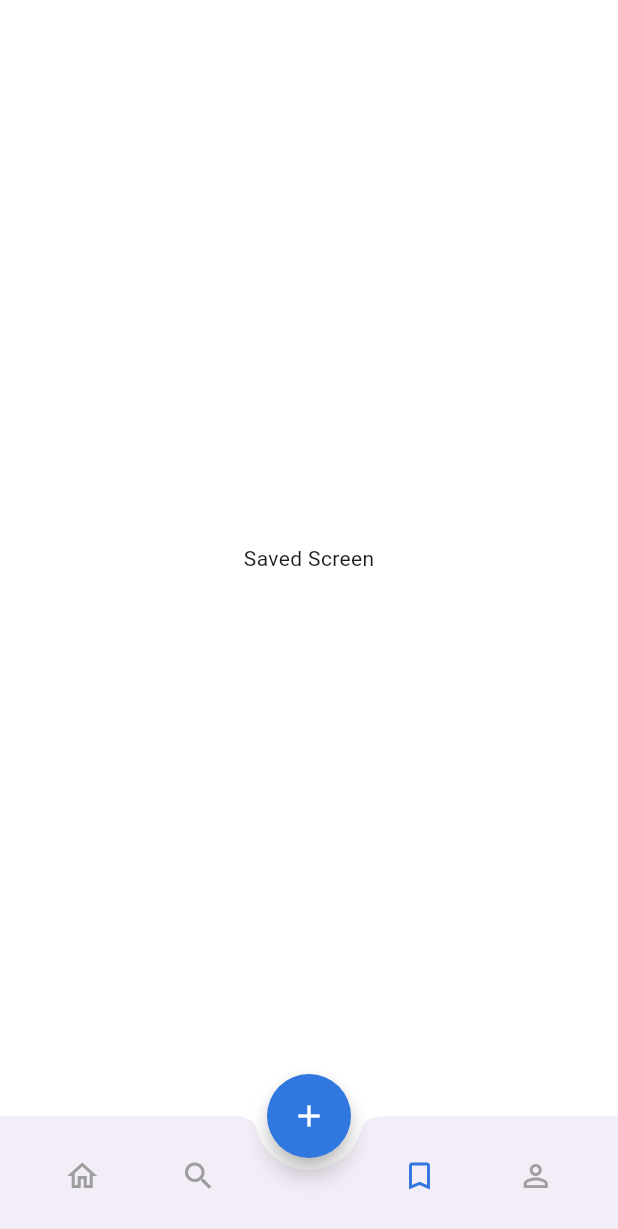
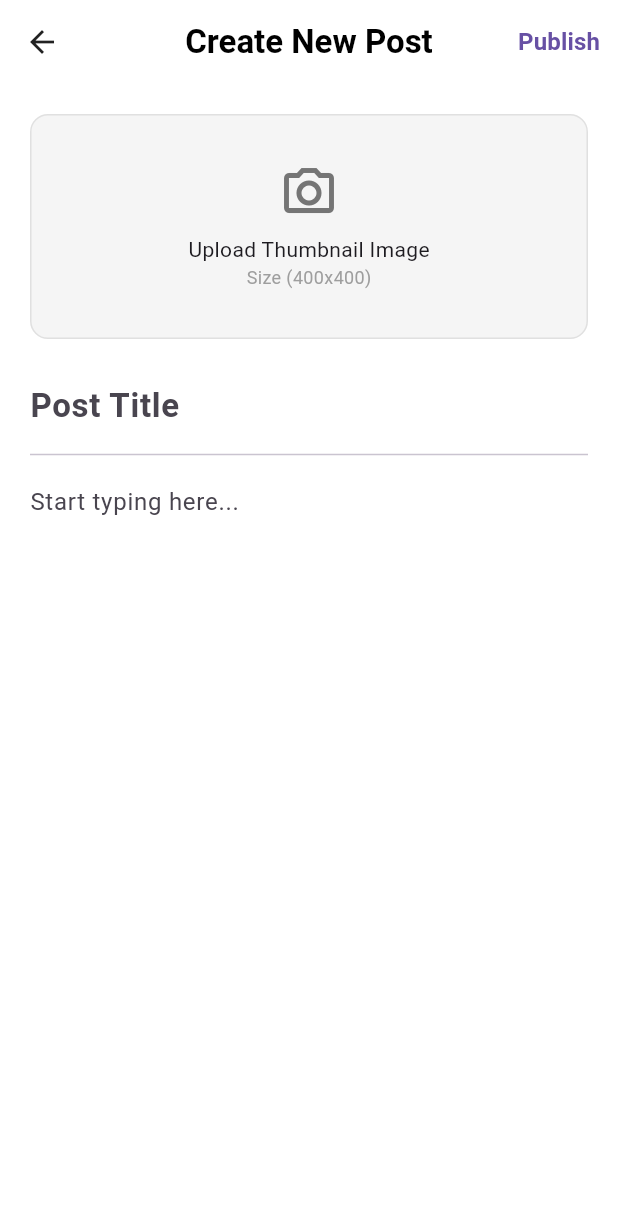
Before and after one commit to yyubin/agora, a Flutter app: the MainScreen screen opened directly, item 3 of the bottom bar chosen, after a tap on the "add" icon, on a phone screen of 412 x 824 dp. Shown: the top 1229 px of the screen. Run offline on Flutter 3.47's test engine with Material 3 defaults, Android fonts, the phone set to English and light mode, and no system bars; our stand-ins replace icons_plus, shared_preferences; accounts and stored records are empty.

Commit message:
feat: add settings screens

```diff
--- /dev/null
+++ b/lib/features/blog/screens/create_blog_post.dart
@@ -0,0 +1,95 @@
+import 'package:flutter/material.dart';
+
+class CreatePostScreen extends StatefulWidget {
+  const CreatePostScreen({super.key});
+
+  @override
+  State<CreatePostScreen> createState() => _CreatePostScreenState();
+}
+
+class _CreatePostScreenState extends State<CreatePostScreen> {
+  final _titleController = TextEditingController();
+  final _contentController = TextEditingController();
+
+  @override
+  void dispose() {
+    _titleController.dispose();
+    _contentController.dispose();
+    super.dispose();
+  }
+
+  @override
+  Widget build(BuildContext context) {
+    return Scaffold(
+      appBar: AppBar(
+        title: const Text('Create New Post', style: TextStyle(color: Colors.black, fontWeight: FontWeight.w700)),
+        centerTitle: true,
+        leading: BackButton(color: Colors.black87),
+        backgroundColor: Colors.white,
+        elevation: 0,
+        actions: [
+          TextButton(
+            onPressed: () {
+              // TODO: 게시글 발행 로직 구현
+              Navigator.pop(context); // 발행 후 화면 닫기
+            },
+            child: const Text('Publish', style: TextStyle(fontSize: 16, fontWeight: FontWeight.w600)),
+          ),
+        ],
+      ),
+      body: SingleChildScrollView(
+        padding: const EdgeInsets.all(20.0),
+        child: Column(
+          children: [
+            // --- 썸네일 업로드 영역 ---
+            GestureDetector(
+              onTap: () {
+                // TODO: 이미지 피커(image_picker)를 사용한 썸네일 업로드 기능 구현
+              },
+              child: Container(
+                height: 150,
+                width: double.infinity,
+                decoration: BoxDecoration(
+                  color: Colors.grey.shade100,
+                  borderRadius: BorderRadius.circular(12),
+                  border: Border.all(color: Colors.grey.shade300, width: 1),
+                ),
+                child: Column(
+                  mainAxisAlignment: MainAxisAlignment.center,
+                  children: [
+                    Icon(Icons.camera_alt_outlined, color: Colors.grey.shade600, size: 40),
+                    const SizedBox(height: 8),
+                    const Text('Upload Thumbnail Image'),
+                    const Text('Size (400x400)', style: TextStyle(fontSize: 12, color: Colors.grey)),
+                  ],
+                ),
+              ),
+            ),
+            const SizedBox(height: 20),
+
+            // --- 제목 입력 필드 (추가된 부분) ---
+            TextField(
+              controller: _titleController,
+              style: const TextStyle(fontSize: 22, fontWeight: FontWeight.bold),
+              decoration: const InputDecoration(
+                hintText: 'Post Title',
+                border: InputBorder.none,
+              ),
+            ),
+            const Divider(),
+
+            // --- 내용 입력 필드 ---
+            TextField(
+              controller: _contentController,
+              maxLines: null, // 내용 길이에 따라 자동으로 늘어남
+              decoration: const InputDecoration(
+                hintText: 'Start typing here...',
+                border: InputBorder.none,
+              ),
+            ),
+          ],
+        ),
+      ),
+    );
+  }
+}
--- a/lib/features/main_navigation/main_screen.dart
+++ b/lib/features/main_navigation/main_screen.dart
@@ -1,6 +1,10 @@
 import 'package:agora_flutter/features/home/screens/home_screen.dart';
 import 'package:agora_flutter/features/search/screens/search_screen.dart';
+import 'package:agora_flutter/features/saved/screens/saved_screen.dart';
 import 'package:flutter/material.dart';
+
+import '../blog/screens/create_blog_post.dart';
+import '../settings/screens/settings_screen.dart';
 
 class MainScreen extends StatefulWidget {
   const MainScreen({super.key});
@@ -18,8 +22,8 @@ class _MainScreenState extends State<MainScreen> {
     const HomeScreen(),
     const SearchScreen(),
     // TODO: Add Post 화면은 버튼에서 직접 다른 방식으로 호출할 것이므로 비워둡니다.
-    const Scaffold(body: Center(child: Text('Saved Screen'))), // 저장 화면
-    const Scaffold(body: Center(child: Text('Profile Screen'))), // 프로필 화면
+    const SavedScreen(),
+    const SettingsScreen(),
   ];
 
   void _onItemTapped(int index) {
@@ -41,7 +45,10 @@ class _MainScreenState extends State<MainScreen> {
       // 플로팅 액션 버튼 (글쓰기 버튼)
       floatingActionButton: FloatingActionButton(
         onPressed: () {
-          // TODO: 글쓰기 화면으로 이동하는 로직 구현
+          Navigator.push(
+            context,
+            MaterialPageRoute(builder: (context) => const CreatePostScreen()),
+          );
         },
         shape: const CircleBorder(),
         backgroundColor: const Color(0xFF3177E0),
@@ -64,7 +71,7 @@ class _MainScreenState extends State<MainScreen> {
               _buildNavItem(icon: Icons.search, index: 1),
               const SizedBox(width: 40), // 플로팅 버튼이 차지할 공간
               _buildNavItem(icon: Icons.bookmark_border, index: 2),
-              _buildNavItem(icon: Icons.person_outline, index: 3),
+              _buildNavItem(icon: Icons.settings_outlined, index: 3),
             ],
           ),
         ),
--- /dev/null
+++ b/lib/features/saved/screens/saved_screen.dart
@@ -0,0 +1,52 @@
+import 'package:agora_flutter/core/models/author_model.dart';
+import 'package:agora_flutter/core/models/post_model.dart';
+import 'package:agora_flutter/features/blog/screens/post_detail_screen.dart';
+import 'package:agora_flutter/features/home/widgets/following_post_card.dart'; // 재사용할 위젯
+import 'package:flutter/material.dart';
+
+class SavedScreen extends StatelessWidget {
+  const SavedScreen({super.key});
+
+  // 저장된 게시물 샘플 데이터 (나중에는 Provider나 DB에서 관리)
+  static final Author _author1 = Author(name: 'Melinda Deshina', avatarUrl: 'assets/images/avatar1.png');
+  static final Author _author2 = Author(name: 'Andrew Rash', avatarUrl: 'assets/images/avatar2.png');
+
+  static final List<Post> _savedPosts = [
+    Post(id: '3', title: 'Why Design is More Important in Now Days.', subtitle: 'Welcome to enterprise projects. There are many decisions. For each one, you have to create decision criteria, do research, validate findings...', imageUrl: 'assets/images/post1.png', author: _author2, category: 'Why You Need to learn Design?', readTime: '5 min', timestamp: '', content: '...'),
+    Post(id: '4', title: 'How do I Start Content Writing With No Experience', subtitle: 'Yet another great way to train yourself to write better content is through online courses. There are many content writing courses available online that you can choose from.', imageUrl: 'assets/images/post2.png', author: _author1, category: 'How to learn Content Writing?', readTime: '5 min', timestamp: '', content: '...'),
+  ];
+
+  @override
+  Widget build(BuildContext context) {
+    return Scaffold(
+      appBar: AppBar(
+        title: const Text('Saved', style: TextStyle(color: Colors.black, fontWeight: FontWeight.bold)),
+        centerTitle: true,
+        backgroundColor: Colors.white,
+        elevation: 0,
+      ),
+      body: ListView.separated(
+        padding: const EdgeInsets.all(20.0),
+        itemCount: _savedPosts.length,
+        itemBuilder: (context, index) {
+          final post = _savedPosts[index];
+          // 홈 화면에서 사용했던 FollowingPostCard를 그대로 재사용합니다.
+          return FollowingPostCard(
+            post: post,
+            onTap: () {
+              // 게시물 카드를 누르면 상세 페이지로 이동
+              Navigator.push(
+                context,
+                MaterialPageRoute(builder: (_) => PostDetailScreen(post: post)),
+              );
+            },
+          );
+        },
+        separatorBuilder: (context, index) {
+          // 각 게시물 카드 사이에 구분선을 넣습니다.
+          return const Divider(height: 40, thickness: 1);
+        },
+      ),
+    );
+  }
+}
--- /dev/null
+++ b/lib/features/settings/screens/settings_screen.dart
@@ -0,0 +1,118 @@
+import 'package:agora_flutter/core/services/auth_provider.dart';
+import 'package:agora_flutter/features/auth/screens/welcome_screen.dart';
+import 'package:agora_flutter/features/settings/screens/privacy_policy_screen.dart';
+import 'package:agora_flutter/features/settings/screens/text_size_screen.dart';
+import 'package:flutter/cupertino.dart';
+import 'package:flutter/material.dart';
+import 'package:provider/provider.dart';
+
+import 'about_screen.dart';
+import 'edit_profile_screen.dart';
+
+class SettingsScreen extends StatefulWidget {
+  const SettingsScreen({super.key});
+
+  @override
+  State<SettingsScreen> createState() => _SettingsScreenState();
+}
+
+class _SettingsScreenState extends State<SettingsScreen> {
+  bool _isDarkMode = false;
+
+  @override
+  Widget build(BuildContext context) {
+    return Scaffold(
+      appBar: AppBar(
+        title: const Text('Settings', style: TextStyle(color: Colors.black, fontWeight: FontWeight.w700)),
+        centerTitle: true,
+        backgroundColor: Colors.white,
+        elevation: 0,
+      ),
+      body: ListView(
+        children: [
+          _buildSettingsTile(
+            context,
+            title: 'Edit Profile',
+            onTap: () {
+              Navigator.push(
+                context,
+                MaterialPageRoute(builder: (_) => const EditProfileScreen()),
+              );
+            },
+          ),
+          _buildSettingsTile(
+            context,
+            title: 'Notifications',
+            onTap: () { /* TODO: Notifications 화면으로 이동 */ },
+          ),
+          ListTile(
+            title: const Text('Dark Mode', style: TextStyle(fontWeight: FontWeight.w600)),
+            trailing: CupertinoSwitch(
+              value: _isDarkMode,
+              onChanged: (bool value) {
+                setState(() {
+                  _isDarkMode = value;
+                  // TODO: 다크 모드/라이트 모드 테마 변경 로직 구현
+                });
+              },
+            ),
+          ),
+          const Divider(height: 1),
+          _buildSettingsTile(context, title: 'Text Size',
+            onTap: () {
+              Navigator.push(
+                context,
+                MaterialPageRoute(builder: (_) => const TextSizeScreen()),
+              );
+          },),
+          _buildSettingsTile(context, title: 'About',
+              onTap: () {
+              Navigator.push(
+                context,
+                MaterialPageRoute(builder: (_) => const AboutScreen()),
+              );
+          },),
+          _buildSettingsTile(context, title: 'Privacy & Policy',
+            onTap: () {
+              Navigator.push(
+                context,
+                MaterialPageRoute(builder: (_) => const PrivacyPolicyScreen()),
+              );
+          },),
+
+          // --- 로그아웃 버튼 ---
+          ListTile(
+            title: const Text('Log Out', style: TextStyle(color: Colors.red, fontWeight: FontWeight.w600)),
+            onTap: () async {
+              final authProvider = Provider.of<AuthProvider>(context, listen: false);
+              await authProvider.logout();
+
+              if(mounted) {
+                // 로그인/온보딩 화면으로 이동하고 이전의 모든 화면 기록을 삭제
+                Navigator.of(context).pushAndRemoveUntil(
+                  MaterialPageRoute(builder: (_) => const WelcomeScreen()),
+                      (route) => false,
+                );
+              }
+            },
+          ),
+          const Divider(height: 1),
+        ],
+      ),
+    );
+  }
+
+  // 반복되는 ListTile을 만들기 위한 헬퍼 위젯
+  Widget _buildSettingsTile(BuildContext context, {required String title, Widget? trailing, VoidCallback? onTap}) {
+    return Column(
+      children: [
+        ListTile(
+          title: Text(title, style: const TextStyle(fontWeight: FontWeight.w600)),
+          trailing: trailing ?? const Icon(Icons.arrow_forward_ios, size: 16, color: Colors.grey),
+          onTap: onTap,
+        ),
+        const Divider(height: 1, indent: 16, endIndent: 16),
+      ],
+    );
+  }
+}
```
Also changed, not shown: lib/features/settings/screens/about_screen.dart (added, +65 -0 lines), lib/features/settings/screens/edit_profile_screen.dart (added, +139 -0 lines), lib/features/settings/screens/privacy_policy_screen.dart (added, +44 -0 lines), lib/features/settings/screens/text_size_screen.dart (added, +73 -0 lines).
